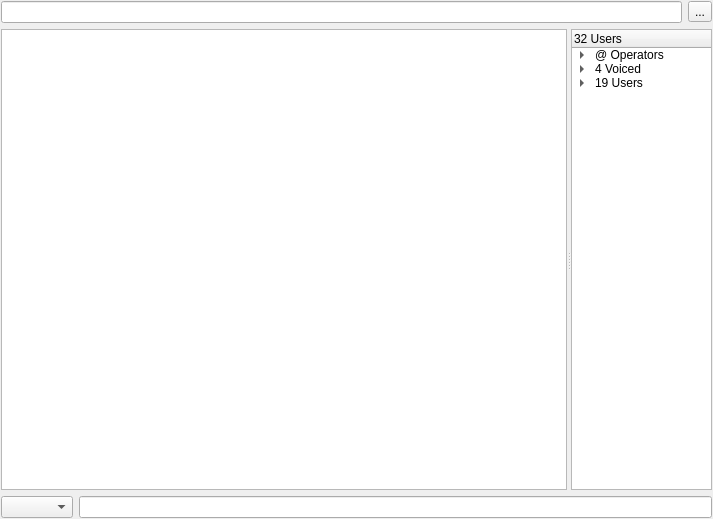
Above: gui/ui/bufferwidget.ui from quassel/quassel before the change. Below: the same form after it.
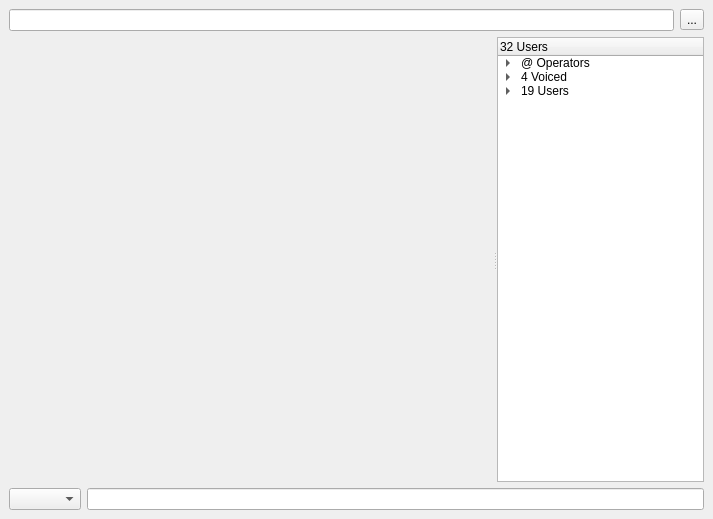
That is the form after the change. Custom widgets are drawn as their Qt base class.

Diff of the .ui file:
```diff
--- a/gui/ui/bufferwidget.ui
+++ b/gui/ui/bufferwidget.ui
@@ -31,7 +31,7 @@
   </property>
   <layout class="QVBoxLayout" >
    <property name="margin" >
-    <number>1</number>
+    <number>9</number>
    </property>
    <property name="spacing" >
     <number>6</number>
@@ -79,43 +79,18 @@
    </item>
    <item>
     <widget class="QSplitter" name="splitter" >
-     <property name="sizePolicy" >
-      <sizepolicy>
-       <hsizetype>7</hsizetype>
-       <vsizetype>5</vsizetype>
-       <horstretch>0</horstretch>
-       <verstretch>0</verstretch>
-      </sizepolicy>
-     </property>
-     <property name="lineWidth" >
-      <number>1</number>
-     </property>
      <property name="orientation" >
       <enum>Qt::Horizontal</enum>
      </property>
-     <widget class="QTextBrowser" name="chatWidget" >
+     <widget class="ChatWidget" native="1" name="chatWidget" >
       <property name="sizePolicy" >
        <sizepolicy>
-        <hsizetype>7</hsizetype>
+        <hsizetype>5</hsizetype>
         <vsizetype>5</vsizetype>
-        <horstretch>4</horstretch>
+        <horstretch>6</horstretch>
         <verstretch>0</verstretch>
        </sizepolicy>
       </property>
-      <property name="font" >
-       <font>
-        <family>Bitstream Vera Sans Mono</family>
-        <pointsize>8</pointsize>
-        <weight>50</weight>
-        <bold>false</bold>
-       </font>
-      </property>
-      <property name="html" >
-       <string>&lt;html>&lt;head>&lt;meta name="qrichtext" content="1" />&lt;style type="text/css">
-p, li { white-space: pre-wrap; }
-&lt;/style>&lt;/head>&lt;body style=" font-family:'Bitstream Vera Sans Mono'; font-size:8pt; font-weight:400; font-style:normal; text-decoration:none;">
-&lt;p style="-qt-paragraph-type:empty; margin-top:0px; margin-bottom:0px; margin-left:0px; margin-right:0px; -qt-block-indent:0; text-indent:0px; font-family:'Nimbus Mono L';">&lt;/p>&lt;/body>&lt;/html></string>
-      </property>
      </widget>
      <widget class="QTreeWidget" name="nickTree" >
       <property name="sizePolicy" >
@@ -252,6 +227,11 @@
   </layout>
  </widget>
  <customwidgets>
+  <customwidget>
+   <class>ChatWidget</class>
+   <extends>QWidget</extends>
+   <header>chatwidget.h</header>
+  </customwidget>
   <customwidget>
    <class>ChannelWidgetInput</class>
    <extends>QLineEdit</extends>
```
Left out of the diff: 1 changed line with no effect on the pictures.
